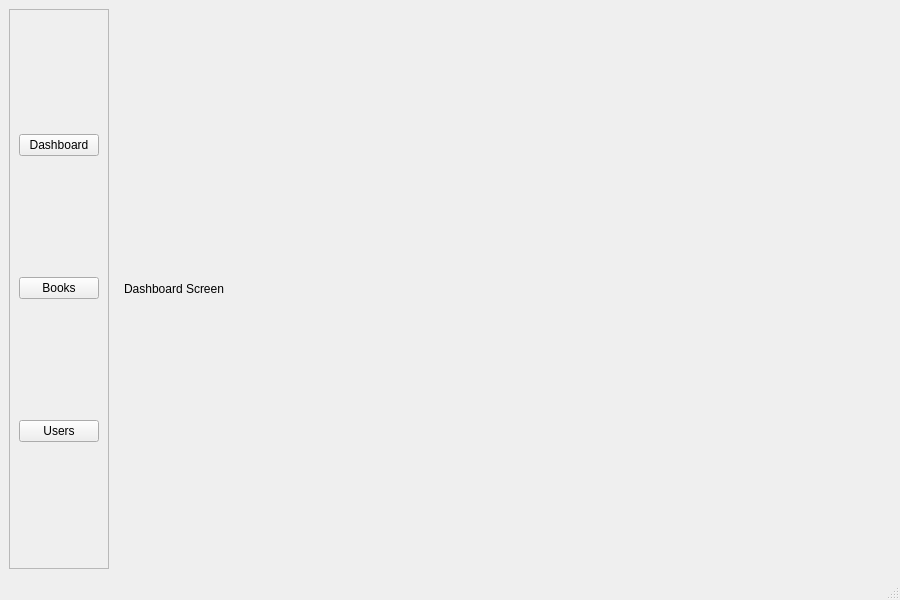
Old version of the form Proyecto/ui/main_window.ui in the repository CL200111/Ingesoft2025-1G8.
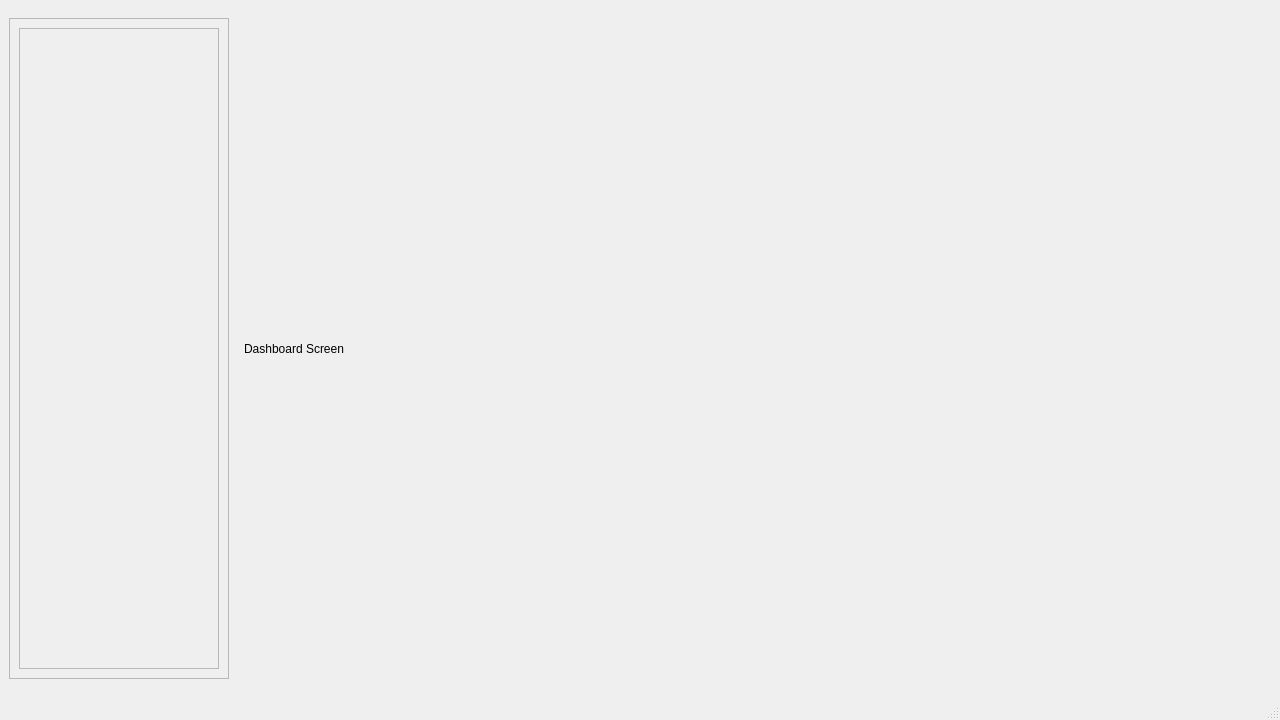
New version of the form.

Diff of the .ui file:
```diff
--- a/Proyecto/ui/main_window.ui
+++ b/Proyecto/ui/main_window.ui
@@ -6,10 +6,28 @@
    <rect>
     <x>0</x>
     <y>0</y>
-    <width>900</width>
-    <height>600</height>
+    <width>1280</width>
+    <height>720</height>
    </rect>
   </property>
+  <property name="sizePolicy">
+   <sizepolicy hsizetype="Fixed" vsizetype="Fixed">
+    <horstretch>0</horstretch>
+    <verstretch>0</verstretch>
+   </sizepolicy>
+  </property>
+  <property name="minimumSize">
+   <size>
+    <width>1280</width>
+    <height>720</height>
+   </size>
+  </property>
+  <property name="maximumSize">
+   <size>
+    <width>1280</width>
+    <height>720</height>
+   </size>
+  </property>
   <property name="windowTitle">
    <string>ArchiBox - Main</string>
   </property>
@@ -17,32 +35,38 @@
    <layout class="QHBoxLayout" name="horizontalLayout">
     <item>
      <widget class="QFrame" name="sideMenu">
-      <property name="minimumWidth">
-       <number>150</number>
+      <property name="minimumSize">
+       <size>
+        <width>220</width>
+        <height>660</height>
+       </size>
+      </property>
+      <property name="maximumSize">
+       <size>
+        <width>200</width>
+        <height>661</height>
+       </size>
       </property>
       <property name="frameShape">
        <enum>QFrame::StyledPanel</enum>
       </property>
       <layout class="QVBoxLayout" name="sideMenuLayout">
        <item>
-        <widget class="QPushButton" name="btn_dashboard">
-         <property name="text">
-          <string>Dashboard</string>
+        <widget class="QScrollArea" name="scrollArea">
+         <property name="widgetResizable">
+          <bool>true</bool>
          </property>
-        </widget>
-       </item>
-       <item>
-        <widget class="QPushButton" name="btn_books">
-         <property name="text">
-          <string>Books</string>
-         </property>
-        </widget>
-       </item>
-       <item>
-        <widget class="QPushButton" name="btn_users">
-         <property name="text">
-          <string>Users</string>
-         </property>
+         <widget class="QWidget" name="scrollContent">
+          <property name="geometry">
+           <rect>
+            <x>0</x>
+            <y>0</y>
+            <width>198</width>
+            <height>639</height>
+           </rect>
+          </property>
+          <layout class="QVBoxLayout" name="dynamicButtonLayout"/>
+         </widget>
         </widget>
        </item>
       </layout>
```
Left out of the diff: 11 changed lines with no effect on the pictures.
